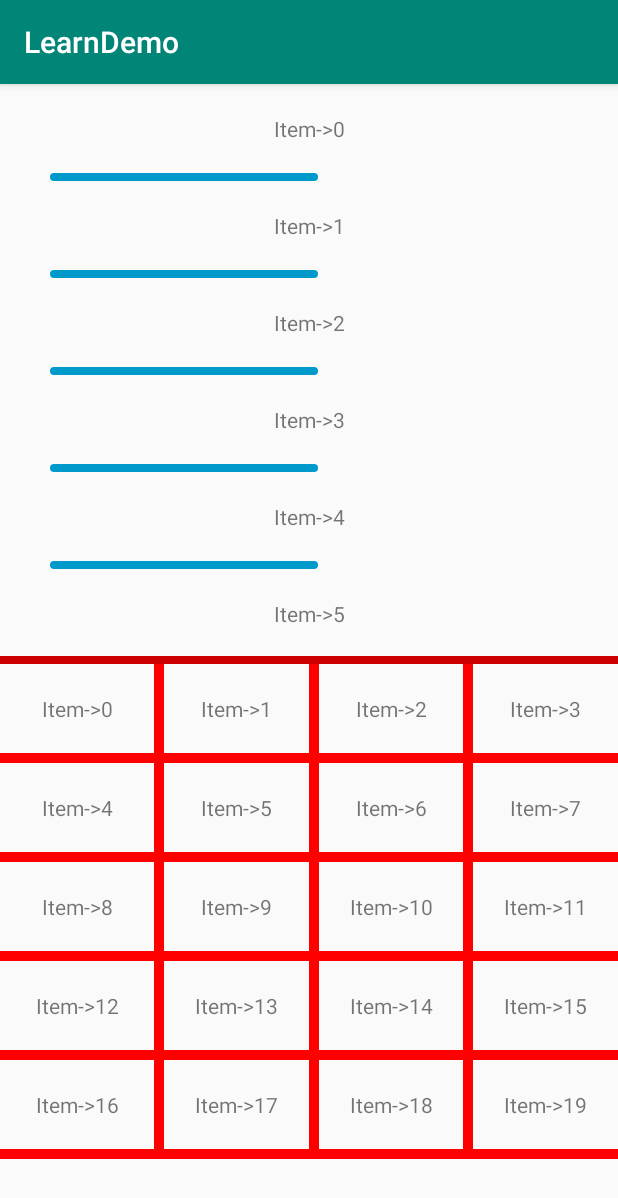
After one commit to lsqmou/LearnDemo, an Android app: the RecyclerViewItemDecorationActivity screen opened directly, with no data from a screen before it, on a phone screen of 412 x 824 dp. The commit adds this screen. Shown: the top 1198 px of the screen. Run offline under Robolectric (Android 15) with nearby library versions, the phone set to English and light mode, and no system bars.

Commit message:
RecyclerView分割线

```diff
--- a/lib_widget/src/main/AndroidManifest.xml
+++ b/lib_widget/src/main/AndroidManifest.xml
@@ -9,6 +9,9 @@
         <activity android:name=".ui.DoubleWaveActivity"
                   android:screenOrientation="portrait"/>
 
+        <activity android:name=".ui.RecyclerViewItemDecorationActivity"
+                  android:screenOrientation="portrait"/>
+
     </application>
 
 
--- /dev/null
+++ b/lib_widget/src/main/java/com/lmoumou/lib_widget/ui/RecyclerViewItemDecorationActivity.kt
@@ -0,0 +1,87 @@
+package com.lmoumou.lib_widget.ui
+
+import android.content.Context
+import android.content.Intent
+import android.graphics.Color
+import android.os.Bundle
+import android.support.v7.app.AppCompatActivity
+import android.support.v7.widget.GridLayoutManager
+import android.support.v7.widget.RecyclerView
+import android.view.LayoutInflater
+import android.view.ViewGroup
+import com.lmoumou.lib_widget.R
+import com.lmoumou.lib_widget.widget.HorizontalItemDecoration
+import com.lmoumou.lib_widget.widget.SpaceItemDecoration
+import kotlinx.android.synthetic.main.activity_recyclerview_itemdecoration.*
+import kotlinx.android.synthetic.main.item_decoration1.view.*
+
+/**
+ * @author Lmoumou
+ * @date : 2019/8/30 16:16
+ */
+class RecyclerViewItemDecorationActivity : AppCompatActivity() {
+
+    companion object {
+        fun startThis(context: Context) {
+            context.startActivity(Intent(context.applicationContext, RecyclerViewItemDecorationActivity::class.java))
+        }
+    }
+
+    private val mInflater: LayoutInflater by lazy { LayoutInflater.from(this) }
+
+    private val dataList: MutableList<String> by lazy { mutableListOf<String>() }
+
+    override fun onCreate(savedInstanceState: Bundle?) {
+        super.onCreate(savedInstanceState)
+        setContentView(R.layout.activity_recyclerview_itemdecoration)
+
+        initData()
+
+        rcv1.addItemDecoration(
+            HorizontalItemDecoration(
+                this,
+                50,
+                300,
+                dividerResId = R.drawable.test_line,
+                isShowBootomDicider = false
+            )
+        )
+
+        rcv1.adapter = object : RecyclerView.Adapter<RecyclerView.ViewHolder>() {
+            override fun onCreateViewHolder(parent: ViewGroup, viewType: Int): RecyclerView.ViewHolder =
+                object : RecyclerView.ViewHolder(mInflater.inflate(R.layout.item_decoration1, parent, false)) {}
+
+            override fun getItemCount(): Int = dataList.size
+
+            override fun onBindViewHolder(holder: RecyclerView.ViewHolder, position: Int) {
+                dataList[position].apply {
+                    holder.itemView.tvContent.text = this
+                }
+            }
+        }
+
+        rcv2.layoutManager = GridLayoutManager(this, 4)
+        rcv2.addItemDecoration(SpaceItemDecoration(10, Color.RED))
+        rcv2.adapter = object : RecyclerView.Adapter<RecyclerView.ViewHolder>() {
+            override fun onCreateViewHolder(parent: ViewGroup, viewType: Int): RecyclerView.ViewHolder =
+                object : RecyclerView.ViewHolder(mInflater.inflate(R.layout.item_decoration1, parent, false)) {}
+
+            override fun getItemCount(): Int = dataList.size
+
+            override fun onBindViewHolder(holder: RecyclerView.ViewHolder, position: Int) {
+                dataList[position].apply {
+                    holder.itemView.tvContent.text = this
+                }
+            }
+        }
+
+
+    }
+
+    private fun initData() {
+        for (i in 0 until 20) {
+            dataList.add("Item->$i")
+        }
+    }
+
+}
--- a/lib_widget/src/main/java/com/lmoumou/lib_widget/ui/WidgetActivity.kt
+++ b/lib_widget/src/main/java/com/lmoumou/lib_widget/ui/WidgetActivity.kt
@@ -45,16 +45,20 @@ class WidgetActivity : AppCompatActivity() {
                     holder.itemView.setOnClickListener {
                         when (position) {
                             0 -> DoubleWaveActivity.startThis(this@WidgetActivity)
+                            1 -> RecyclerViewItemDecorationActivity.startThis(this@WidgetActivity)
                         }
                     }
                 }
             }
         }
+
+//        mRecyclerView.addItemDecoration()
     }
 
     inner class WidgetViewHolder(itemView: View) : RecyclerView.ViewHolder(itemView)
 
     private fun initData() {
         dataList.add("水波浪")
+        dataList.add("RecyclerView分割线")
     }
 }
--- /dev/null
+++ b/lib_widget/src/main/java/com/lmoumou/lib_widget/widget/HorizontalItemDecoration.kt
@@ -0,0 +1,64 @@
+package com.lmoumou.lib_widget.widget
+
+import android.content.Context
+import android.graphics.Canvas
+import android.graphics.Rect
+import android.graphics.drawable.Drawable
+import android.support.v4.content.ContextCompat
+import android.support.v7.widget.RecyclerView
+import android.view.View
+import com.lmoumou.lib_widget.R
+
+/**
+ * @author Lmoumou
+ * @date : 2019/8/30 16:39
+ *
+ * RecyclerView 水平分割线
+ *
+ * @param context
+ * @param insetLeft 左边距
+ * @param insetRight 有边距
+ * @param dividerResId 分割线样式
+ * @param isShowBootomDicider 是否展示底部分割线
+ */
+class HorizontalItemDecoration(
+    private val context: Context,
+    private val insetLeft: Int = 0,
+    private val insetRight: Int = 0,
+    private val dividerResId: Int = R.drawable.default_line,
+    private val isShowBootomDicider: Boolean = true
+) : RecyclerView.ItemDecoration() {
+
+    private val mDivider: Drawable by lazy { ContextCompat.getDrawable(context, dividerResId)!! }
+
+    override fun getItemOffsets(outRect: Rect, view: View, parent: RecyclerView, state: RecyclerView.State) {
+        super.getItemOffsets(outRect, view, parent, state)
+
+        outRect.set(0, 0, 0, mDivider.intrinsicHeight)
+    }
+
+    override fun onDrawOver(c: Canvas, parent: RecyclerView, state: RecyclerView.State) {
+        super.onDrawOver(c, parent, state)
+        val left: Int = parent.paddingLeft
+        val right: Int = parent.width - parent.paddingRight
+        val childCount: Int = if (isShowBootomDicider) {
+            parent.childCount
+        } else {
+            parent.childCount - 1
+        }
+        for (i in 0 until childCount) {
+
+
+            val child = parent.getChildAt(i)
+
+            val lp: RecyclerView.LayoutParams = child.layoutParams as RecyclerView.LayoutParams
+
+            val top = child.bottom + lp.bottomMargin
+            val bottom = top + mDivider.intrinsicHeight
+
+            mDivider.setBounds(left + insetLeft, top, right - insetRight, bottom)
+            mDivider.draw(c)
+        }
+    }
+
+}
--- /dev/null
+++ b/lib_widget/src/main/java/com/lmoumou/lib_widget/widget/SpaceItemDecoration.java
@@ -0,0 +1,173 @@
+package com.lmoumou.lib_widget.widget;
+
+import android.graphics.Canvas;
+import android.graphics.Paint;
+import android.graphics.Rect;
+import android.support.v7.widget.GridLayoutManager;
+import android.support.v7.widget.LinearLayoutManager;
+import android.support.v7.widget.RecyclerView;
+import android.util.Log;
+import android.view.View;
+
+
+/**
+ * Created by lt on 2018/4/9.
+ */
+public class SpaceItemDecoration extends RecyclerView.ItemDecoration{
+
+    private static final java.lang.String TAG = "SpaceItemDecoration";
+    private int mSpanCount;
+    private int mSpace;
+    private Paint mPaint;
+    private int mMaxSpanGroupIndex;
+
+    /**
+     * 获取Item的偏移量
+     * @param outRect
+     * @param view
+     * @param parent
+     * @param state
+     */
+    @Override
+    public void getItemOffsets(Rect outRect, View view, RecyclerView parent, RecyclerView.State state) {
+        super.getItemOffsets(outRect, view, parent, state);
+        // 获取位置
+        int position = parent.getChildAdapterPosition(view);
+        view.setTag(position);
+
+        RecyclerView.LayoutManager layoutManager = parent.getLayoutManager();
+        if(layoutManager instanceof GridLayoutManager) {
+            GridLayoutManager gridLayoutManager = (GridLayoutManager) layoutManager;
+            GridLayoutManager.SpanSizeLookup spanSizeLookup = gridLayoutManager.getSpanSizeLookup();
+            mSpanCount =  gridLayoutManager.getSpanCount();
+            mMaxSpanGroupIndex = spanSizeLookup.getSpanGroupIndex(parent.getAdapter().getItemCount() - 1, mSpanCount);
+            int spanSize = spanSizeLookup.getSpanSize(position);
+            int spanIndex = spanSizeLookup.getSpanIndex(position, mSpanCount);
+            int spanGroupIndex = spanSizeLookup.getSpanGroupIndex(position, mSpanCount);
+            Log.d(TAG, "getItemOffsets: spanIndex:" + spanIndex);
+            if (spanSize <mSpanCount && spanIndex != 0) {
+                // 左边需要偏移
+                outRect.left = mSpace;
+            }
+            if(spanGroupIndex != 0) {
+                outRect.top = mSpace;
+            }
+        }else if(layoutManager instanceof LinearLayoutManager){
+            LinearLayoutManager linearLayoutManager = (LinearLayoutManager) layoutManager;
+            if(position != 0) {
+                if (linearLayoutManager.getOrientation() == LinearLayoutManager.HORIZONTAL) {
+                    outRect.left = mSpace;
+                } else {
+                    outRect.top = mSpace;
+                }
+            }
+        }
+    }
+
+    public SpaceItemDecoration(int space, int spaceColor) {
+        this.mSpace = space;
+        mPaint = new Paint(Paint.ANTI_ALIAS_FLAG);
+        mPaint.setColor(spaceColor);
+        mPaint.setStyle(Paint.Style.FILL);
+    }
+
+    /**
+     * 绘制分割线
+     * @param c
+     * @param parent
+     * @param state
+     */
+    @Override
+    public void onDraw(Canvas c, RecyclerView parent, RecyclerView.State state) {
+        super.onDraw(c, parent, state);
+        RecyclerView.LayoutManager layoutManager = parent.getLayoutManager();
+        if(layoutManager instanceof GridLayoutManager) {
+            drawSpace(c, parent);
+        }/*else if(layoutManager instanceof LinearLayoutManager){
+            LinearLayoutManager linearLayoutManager = (LinearLayoutManager) layoutManager;
+            if(linearLayoutManager.getOrientation() == LinearLayoutManager.HORIZONTAL){
+                // 画竖直分割线
+                drawVertical(c,parent);
+            }else{
+                // 画横向分割线
+                drawHorizontal(c,parent);
+            }
+        }*/
+    }
+
+    private void drawHorizontal(Canvas c, RecyclerView parent) {
+        // 画竖直分割线
+        LinearLayoutManager linearLayoutManager = (LinearLayoutManager) parent.getLayoutManager();
+        int top,bottom,left,right;
+        for(int i=0;i<parent.getChildCount();i++){
+            View child = parent.getChildAt(i);
+            int position = (int) child.getTag();
+            // 判断是否位于边缘
+            if(position == linearLayoutManager.getItemCount()-1) continue;
+            RecyclerView.LayoutParams layoutParams = (RecyclerView.LayoutParams) child.getLayoutParams();
+            top = child.getBottom()+layoutParams.bottomMargin;
+            bottom = top + mSpace;
+            left = child.getLeft() - layoutParams.leftMargin;
+            right = child.getRight() + layoutParams.rightMargin;
+            c.drawRect(left,top,right,bottom,mPaint);
+        }
+    }
+
+    private void drawVertical(Canvas c, RecyclerView parent) {
+        // 画竖直分割线
+        LinearLayoutManager linearLayoutManager = (LinearLayoutManager) parent.getLayoutManager();
+        int top,bottom,left,right;
+        for(int i=0;i<parent.getChildCount();i++){
+            View child = parent.getChildAt(i);
+            int position = (int) child.getTag();
+            // 判断是否位于边缘
+            if(position == 0) continue;
+            RecyclerView.LayoutParams layoutParams = (RecyclerView.LayoutParams) child.getLayoutParams();
+            top = child.getTop()-layoutParams.topMargin;
+            bottom = child.getBottom()+layoutParams.bottomMargin;
+            left = child.getLeft() - layoutParams.leftMargin - mSpace;
+            right = left + mSpace;
+            c.drawRect(left,top,right,bottom,mPaint);
+        }
+    }
+
+    /**
+     * 绘制分割线
+     * @param canvas
+     * @param parent
+     */
+    private void drawSpace(Canvas canvas, RecyclerView parent) {
+        GridLayoutManager gridLayoutManager = (GridLayoutManager) parent.getLayoutManager();
+        int spanCount = gridLayoutManager.getSpanCount();
+        GridLayoutManager.SpanSizeLookup spanSizeLookup = gridLayoutManager.getSpanSizeLookup();
+        int childCount = parent.getChildCount();
+        int top,bottom,left,right;
+        for(int i=0;i<childCount;i++){
+            // 绘制思路，以绘制bottom和left为主，top和right不绘制，需要判断出当前的item是否位于边缘，位于边缘的item不绘制bottom和left，你懂得
+            View child = parent.getChildAt(i);
+            int position = (int) child.getTag();
+            RecyclerView.LayoutParams layoutParams = (RecyclerView.LayoutParams) child.getLayoutParams();
+
+            int spanGroupIndex = spanSizeLookup.getSpanGroupIndex(position, spanCount);
+            int spanSize = spanSizeLookup.getSpanSize(position);
+            int spanIndex = spanSizeLookup.getSpanIndex(position, spanCount);
+            // 画bottom分割线,如果没到达底部，绘制bottom
+//            if(spanGroupIndex < mMaxSpanGroupIndex) {
+                top = child.getBottom() + layoutParams.bottomMargin;
+                bottom = top + mSpace;
+                left = child.getLeft() - layoutParams.leftMargin; // 不需要外边缘
+                right = child.getRight() + layoutParams.rightMargin + mSpace;
+                canvas.drawRect(left, top, right, bottom, mPaint);
+//            }
+            // 画left分割线
+           if (spanSize != mSpanCount && spanIndex!=0) {
+                // 左边需要分割线，开始绘制
+               top = child.getTop() - layoutParams.topMargin;
+               bottom = child.getBottom() + layoutParams.bottomMargin;
+               left = child.getLeft() - layoutParams.leftMargin - mSpace;
+               right = left + mSpace;
+               canvas.drawRect(left, top, right, bottom, mPaint);
+            }
+        }
+    }
+}
--- /dev/null
+++ b/lib_widget/src/main/java/com/lmoumou/lib_widget/widget/VerticalItemDecoration.kt
@@ -0,0 +1,10 @@
+package com.lmoumou.lib_widget.widget
+
+/**
+ * @author Lmoumou
+ * @date : 2019/8/30 17:14
+ *
+ * RecyclerView 垂直分割线
+ */
+class VerticalItemDecoration {
+}
--- /dev/null
+++ b/lib_widget/src/main/res/drawable/default_line.xml
@@ -0,0 +1,8 @@
+<?xml version="1.0" encoding="utf-8"?>
+<shape xmlns:android="http://schemas.android.com/apk/res/android"
+       android:shape="rectangle">
+
+    <size android:height="1dp"/>
+    <solid android:color="#F1F2F2"/>
+
+</shape>
--- /dev/null
+++ b/lib_widget/src/main/res/drawable/test_line.xml
@@ -0,0 +1,9 @@
+<?xml version="1.0" encoding="utf-8"?>
+<shape xmlns:android="http://schemas.android.com/apk/res/android"
+android:shape="rectangle">
+
+    <size android:height="5dp"/>
+    <solid android:color="@android:color/holo_blue_dark"/>
+
+    <corners android:radius="100dp"/>
+</shape>
--- /dev/null
+++ b/lib_widget/src/main/res/layout/activity_recyclerview_itemdecoration.xml
@@ -0,0 +1,27 @@
+<?xml version="1.0" encoding="utf-8"?>
+<LinearLayout
+        xmlns:android="http://schemas.android.com/apk/res/android" xmlns:app="http://schemas.android.com/apk/res-auto"
+        android:orientation="vertical"
+        android:layout_width="match_parent"
+        android:layout_height="match_parent">
+
+
+    <android.support.v7.widget.RecyclerView
+            android:id="@+id/rcv1"
+            android:layout_width="match_parent"
+            android:layout_height="0dp"
+            android:layout_weight="1"
+            app:layoutManager="android.support.v7.widget.LinearLayoutManager"/>
+
+    <View
+            android:layout_width="match_parent"
+            android:layout_height="5dp"
+            android:background="@android:color/holo_red_dark"/>
+
+    <android.support.v7.widget.RecyclerView
+            android:id="@+id/rcv2"
+            android:layout_width="match_parent"
+            android:layout_height="0dp"
+            android:layout_weight="1"/>
+
+</LinearLayout>
--- /dev/null
+++ b/lib_widget/src/main/res/layout/item_decoration1.xml
@@ -0,0 +1,17 @@
+<?xml version="1.0" encoding="utf-8"?>
+<LinearLayout
+        xmlns:android="http://schemas.android.com/apk/res/android"
+        android:orientation="vertical"
+        android:layout_width="match_parent"
+        android:layout_height="wrap_content">
+
+    <TextView
+            android:id="@+id/tvContent"
+            android:layout_width="match_parent"
+            android:layout_height="wrap_content"
+            android:padding="20dp"
+            android:text="content"
+            android:gravity="center"
+            android:textAllCaps="false"/>
+
+</LinearLayout>
--- a/lib_widget/src/main/res/layout/item_widget.xml
+++ b/lib_widget/src/main/res/layout/item_decoration2.xml
@@ -2,10 +2,9 @@
 <LinearLayout xmlns:android="http://schemas.android.com/apk/res/android"
               android:orientation="vertical"
               android:layout_width="match_parent"
-              android:layout_height="match_parent">
+              android:layout_height="wrap_content">
 
     <TextView
-            android:id="@+id/tvContent"
             android:layout_width="match_parent"
             android:layout_height="wrap_content"
             android:textAllCaps="false"
```
